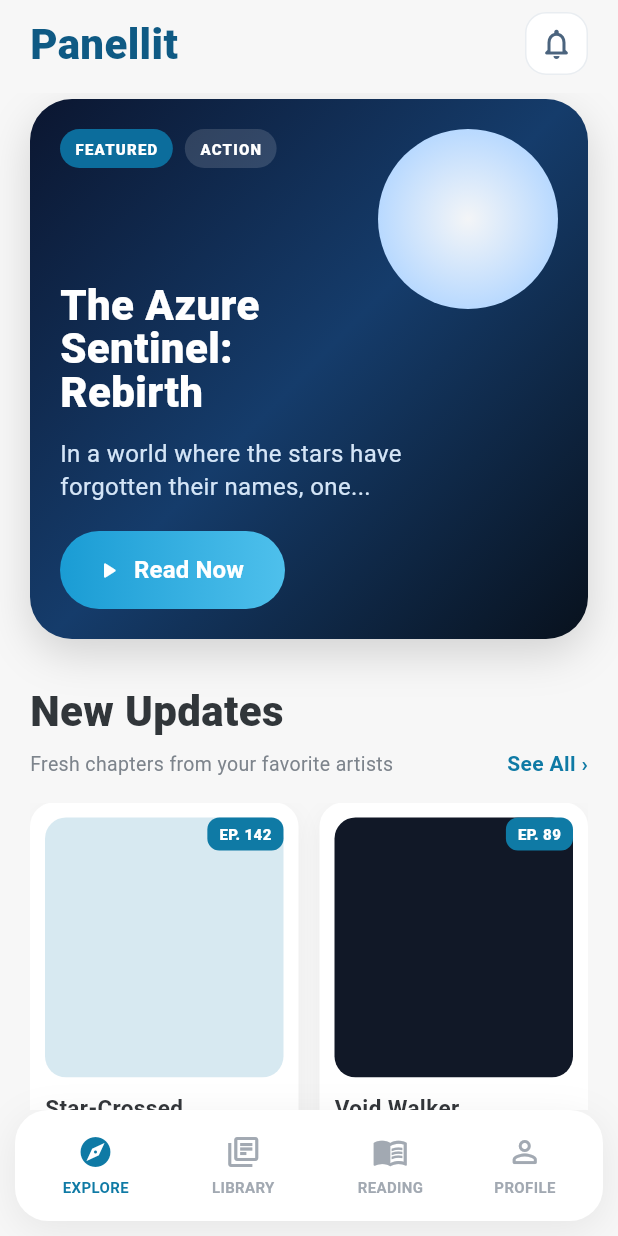
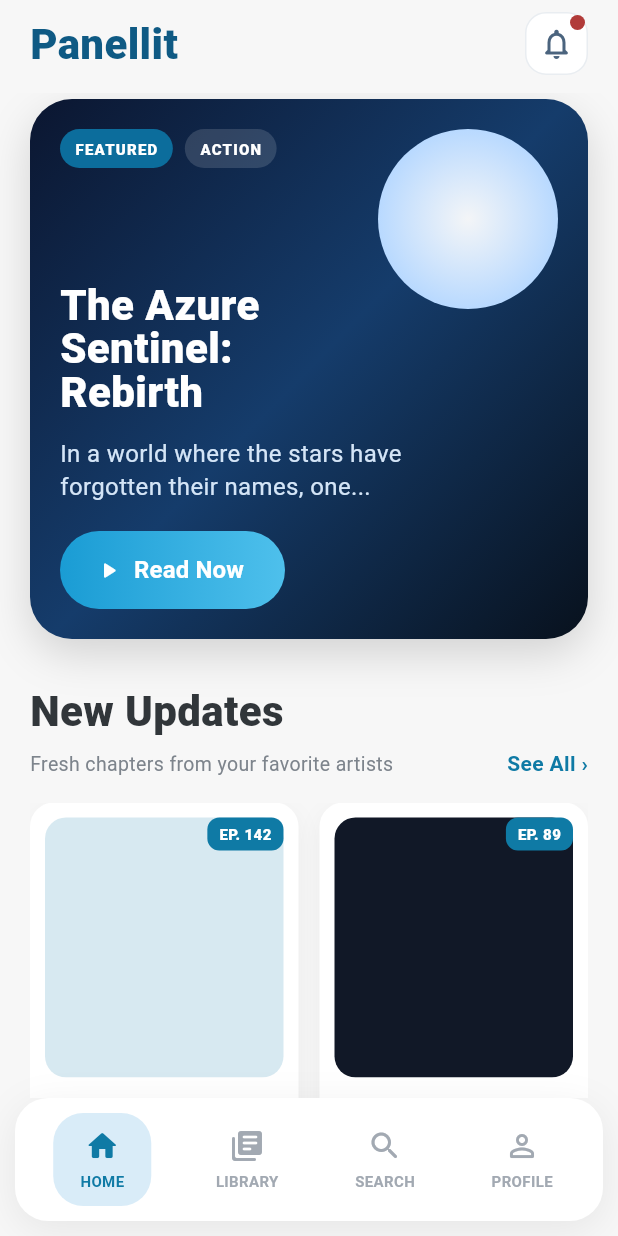
Before and after one commit to quangtu2509/Panellit-reading-app, a Flutter app: the screen it shows after launch, after a tap on "Login", on a phone screen of 412 x 824 dp. Run offline on Flutter 3.47's test engine with Material 3 defaults, Android fonts, the phone set to English and light mode, and no system bars.

Commit message:
Fix Home page

```diff
--- /dev/null
+++ b/lib/app/router/smooth_page_route.dart
@@ -0,0 +1,24 @@
+import 'package:flutter/material.dart';
+
+PageRouteBuilder<T> buildSmoothPageRoute<T>(Widget page) {
+  return PageRouteBuilder<T>(
+    transitionDuration: const Duration(milliseconds: 260),
+    reverseTransitionDuration: const Duration(milliseconds: 220),
+    pageBuilder: (context, animation, secondaryAnimation) => page,
+    transitionsBuilder: (context, animation, secondaryAnimation, child) {
+      final fade = CurvedAnimation(
+        parent: animation,
+        curve: Curves.easeOutCubic,
+      );
+      final slide = Tween<Offset>(
+        begin: const Offset(0.04, 0),
+        end: Offset.zero,
+      ).animate(fade);
+
+      return FadeTransition(
+        opacity: fade,
+        child: SlideTransition(position: slide, child: child),
+      );
+    },
+  );
+}
--- a/lib/features/home/data/home_mock_data.dart
+++ b/lib/features/home/data/home_mock_data.dart
@@ -78,3 +78,16 @@ const List<HomeNovelItem> kHomeTopWebnovels = [
     reads: '720k Reads',
   ),
 ];
+
+const List<HomeNotificationItem> kHomeNotifications = [
+  HomeNotificationItem(
+    type: HomeNotificationType.savedWorkChapterUpdate,
+    isUnread: true,
+    title: 'Shadow Realm Chronicles has a new chapter',
+  ),
+  HomeNotificationItem(
+    type: HomeNotificationType.general,
+    isUnread: false,
+    title: 'Weekly reading digest is ready',
+  ),
+];
--- a/lib/features/home/data/models/home_content_models.dart
+++ b/lib/features/home/data/models/home_content_models.dart
@@ -39,3 +39,17 @@ class HomeNovelItem {
     required this.reads,
   });
 }
+
+enum HomeNotificationType { savedWorkChapterUpdate, general }
+
+class HomeNotificationItem {
+  final HomeNotificationType type;
+  final bool isUnread;
+  final String title;
+
+  const HomeNotificationItem({
+    required this.type,
+    required this.isUnread,
+    required this.title,
+  });
+}
--- a/lib/features/home/presentation/pages/home_page.dart
+++ b/lib/features/home/presentation/pages/home_page.dart
@@ -1,15 +1,13 @@
 import 'package:flutter/material.dart';
 
+import '../../../../app/router/smooth_page_route.dart';
 import '../../../library/presentation/pages/library_page.dart';
 import '../../data/home_mock_data.dart';
+import '../../data/models/home_content_models.dart';
 import '../theme/home_colors.dart';
 import '../widgets/home_bottom_nav.dart';
-import '../widgets/home_featured_banner.dart';
-import '../widgets/home_novel_row.dart';
-import '../widgets/home_rank_card.dart';
-import '../widgets/home_section_header.dart';
+import '../widgets/home_page_content.dart';
 import '../widgets/home_top_bar.dart';
-import '../widgets/home_update_card.dart';
 
 class HomePage extends StatelessWidget {
   const HomePage({super.key});
@@ -21,84 +19,19 @@ class HomePage extends StatelessWidget {
       body: SafeArea(
         child: Column(
           children: [
-            const HomeTopBar(title: kHomeAppName),
+            HomeTopBar(
+              title: kHomeAppName,
+              hasUnreadNotifications: kHomeNotifications.any(
+                (notification) =>
+                    notification.type ==
+                        HomeNotificationType.savedWorkChapterUpdate &&
+                    notification.isUnread,
+              ),
+            ),
             Expanded(
-              child: ListView(
-                padding: const EdgeInsets.fromLTRB(20, 4, 20, 100),
-                children: [
-                  const HomeFeaturedBanner(
-                    title: kHomeFeaturedTitle,
-                    subtitle: kHomeFeaturedSubtitle,
-                  ),
-                  const SizedBox(height: 28),
-                  const HomeSectionHeader(
-                    title: 'New Updates',
-                    subtitle: 'Fresh chapters from your favorite artists',
-                    actionLabel: 'See All',
-                  ),
-                  const SizedBox(height: 16),
-                  SizedBox(
-                    height: 250,
-                    child: GridView.count(
-                      physics: const NeverScrollableScrollPhysics(),
-                      crossAxisCount: 2,
-                      crossAxisSpacing: 14,
-                      mainAxisSpacing: 14,
-                      childAspectRatio: 0.73,
-                      children: [
-                        HomeUpdateCard(item: kHomeUpdates[0]),
-                        HomeUpdateCard(item: kHomeUpdates[1]),
-                        HomeUpdateCard(item: kHomeUpdates[2]),
-                        const SizedBox.shrink(),
-                      ],
-                    ),
-                  ),
-                  const SizedBox(height: 24),
-                  const HomeSectionHeader(
-                    title: 'Popular Manga',
-                    subtitle: '',
-                    actionLabel: '',
-                  ),
-                  const SizedBox(height: 14),
-                  ...kHomePopularManga.map((item) {
-                    final index = kHomePopularManga.indexOf(item);
-                    return Padding(
-                      padding: EdgeInsets.only(
-                        bottom: index == kHomePopularManga.length - 1 ? 0 : 12,
-                      ),
-                      child: HomeRankCard(item: item),
-                    );
-                  }),
-                  const SizedBox(height: 24),
-                  const HomeSectionHeader(
-                    title: 'Top Webnovels',
-                    subtitle: '',
-                    actionLabel: '',
-                  ),
-                  const SizedBox(height: 14),
-                  Container(
-                    padding: const EdgeInsets.all(18),
-                    decoration: BoxDecoration(
-                      color: HomeColors.surface,
-                      borderRadius: BorderRadius.circular(22),
-                      boxShadow: const [
-                        BoxShadow(
-                          color: Color(0x0F000000),
-                          blurRadius: 24,
-                          offset: Offset(0, 8),
-                        ),
-                      ],
-                    ),
-                    child: Column(
-                      children: [
-                        HomeNovelRow(item: kHomeTopWebnovels[0]),
-                        HomeNovelRow(item: kHomeTopWebnovels[1]),
-                        HomeNovelRow(item: kHomeTopWebnovels[2]),
-                        HomeNovelRow(item: kHomeTopWebnovels[3], isLast: true),
-                      ],
-                    ),
-                  ),
-                ],
+              child: HomePageContent(
+                featuredTitle: kHomeFeaturedTitle,
+                featuredSubtitle: kHomeFeaturedSubtitle,
               ),
             ),
           ],
@@ -106,9 +39,9 @@ class HomePage extends StatelessWidget {
       ),
       bottomNavigationBar: HomeBottomNav(
         onLibraryTap: () {
-          Navigator.of(context).pushReplacement(
-            MaterialPageRoute(builder: (context) => const LibraryPage()),
-          );
+          Navigator.of(
+            context,
+          ).pushReplacement(buildSmoothPageRoute(const LibraryPage()));
         },
       ),
     );
--- a/lib/features/home/presentation/widgets/home_bottom_nav.dart
+++ b/lib/features/home/presentation/widgets/home_bottom_nav.dart
@@ -27,19 +27,16 @@ class HomeBottomNav extends StatelessWidget {
         mainAxisAlignment: MainAxisAlignment.spaceAround,
         children: [
           const _BottomNavItem(
-            icon: Icons.explore_rounded,
-            label: 'EXPLORE',
+            icon: Icons.home_rounded,
+            label: 'HOME',
             active: true,
           ),
           _BottomNavItem(
-            icon: Icons.library_books_outlined,
+            icon: Icons.library_books_rounded,
             label: 'LIBRARY',
             onTap: onLibraryTap,
           ),
-          const _BottomNavItem(
-            icon: Icons.menu_book_outlined,
-            label: 'READING',
-          ),
+          const _BottomNavItem(icon: Icons.search_rounded, label: 'SEARCH'),
           const _BottomNavItem(
             icon: Icons.person_outline_rounded,
             label: 'PROFILE',
@@ -66,7 +63,19 @@ class _BottomNavItem extends StatelessWidget {
   @override
   Widget build(BuildContext context) {
     final color = active ? HomeColors.primary : HomeColors.bottomInactive;
-    final content = Column(
+
+    final content = AnimatedContainer(
+      duration: const Duration(milliseconds: 220),
+      curve: Curves.easeOutCubic,
+      padding: EdgeInsets.symmetric(
+        horizontal: active ? 18 : 8,
+        vertical: active ? 10 : 6,
+      ),
+      decoration: BoxDecoration(
+        color: active ? const Color(0xFFD9ECF8) : Colors.transparent,
+        borderRadius: BorderRadius.circular(20),
+      ),
+      child: Column(
         mainAxisSize: MainAxisSize.min,
         children: [
           Icon(icon, color: color),
@@ -80,6 +89,7 @@ class _BottomNavItem extends StatelessWidget {
             ),
           ),
         ],
+      ),
     );
 
     if (onTap == null) {
@@ -88,11 +98,8 @@ class _BottomNavItem extends StatelessWidget {
 
     return InkWell(
       onTap: onTap,
-      borderRadius: BorderRadius.circular(14),
-      child: Padding(
-        padding: const EdgeInsets.symmetric(horizontal: 8, vertical: 6),
+      borderRadius: BorderRadius.circular(16),
       child: content,
-      ),
     );
   }
 }
--- a/lib/features/home/presentation/widgets/home_featured_banner.dart
+++ b/lib/features/home/presentation/widgets/home_featured_banner.dart
@@ -41,7 +41,7 @@ class HomeFeaturedBanner extends StatelessWidget {
                 shape: BoxShape.circle,
                 gradient: RadialGradient(
                   colors: [
-                    Colors.white.withOpacity(0.95),
+                    Colors.white.withValues(alpha: 0.95),
                     const Color(0xFFB8D9FF),
                   ],
                 ),
@@ -57,7 +57,7 @@ class HomeFeaturedBanner extends StatelessWidget {
                   const SizedBox(width: 8),
                   _Chip(
                     label: 'ACTION',
-                    backgroundColor: Colors.white.withOpacity(0.14),
+                    backgroundColor: Colors.white.withValues(alpha: 0.14),
                   ),
                 ],
               ),
--- /dev/null
+++ b/lib/features/home/presentation/widgets/home_page_content.dart
@@ -0,0 +1,33 @@
+import 'package:flutter/material.dart';
+
+import 'home_featured_banner.dart';
+import 'home_popular_manga_section.dart';
+import 'home_top_webnovels_section.dart';
+import 'home_updates_section.dart';
+
+class HomePageContent extends StatelessWidget {
+  final String featuredTitle;
+  final String featuredSubtitle;
+
+  const HomePageContent({
+    super.key,
+    required this.featuredTitle,
+    required this.featuredSubtitle,
+  });
+
+  @override
+  Widget build(BuildContext context) {
+    return ListView(
+      padding: const EdgeInsets.fromLTRB(20, 4, 20, 100),
+      children: [
+        HomeFeaturedBanner(title: featuredTitle, subtitle: featuredSubtitle),
+        const SizedBox(height: 28),
+        const HomeUpdatesSection(),
+        const SizedBox(height: 24),
+        const HomePopularMangaSection(),
+        const SizedBox(height: 24),
+        const HomeTopWebnovelsSection(),
+      ],
+    );
+  }
+}
--- /dev/null
+++ b/lib/features/home/presentation/widgets/home_popular_manga_section.dart
@@ -0,0 +1,33 @@
+import 'package:flutter/material.dart';
+
+import '../../data/home_mock_data.dart';
+import 'home_rank_card.dart';
+import 'home_section_header.dart';
+
+class HomePopularMangaSection extends StatelessWidget {
+  const HomePopularMangaSection({super.key});
+
+  @override
+  Widget build(BuildContext context) {
+    return Column(
+      crossAxisAlignment: CrossAxisAlignment.start,
+      children: [
+        const HomeSectionHeader(
+          title: 'Popular Manga',
+          subtitle: '',
+          actionLabel: '',
+        ),
+        const SizedBox(height: 14),
+        ...kHomePopularManga.map((item) {
+          final index = kHomePopularManga.indexOf(item);
+          return Padding(
+            padding: EdgeInsets.only(
+              bottom: index == kHomePopularManga.length - 1 ? 0 : 12,
+            ),
+            child: HomeRankCard(item: item),
+          );
+        }),
+      ],
+    );
+  }
+}
--- a/lib/features/home/presentation/widgets/home_top_bar.dart
+++ b/lib/features/home/presentation/widgets/home_top_bar.dart
@@ -4,8 +4,13 @@ import '../theme/home_colors.dart';
 
 class HomeTopBar extends StatelessWidget {
   final String title;
+  final bool hasUnreadNotifications;
 
-  const HomeTopBar({super.key, required this.title});
+  const HomeTopBar({
+    super.key,
+    required this.title,
+    required this.hasUnreadNotifications,
+  });
 
   @override
   Widget build(BuildContext context) {
@@ -22,6 +27,9 @@ class HomeTopBar extends StatelessWidget {
               color: HomeColors.brand,
             ),
           ),
+          Stack(
+            clipBehavior: Clip.none,
+            children: [
               Container(
                 width: 42,
                 height: 42,
@@ -35,6 +43,21 @@ class HomeTopBar extends StatelessWidget {
                   color: HomeColors.mutedIcon,
                 ),
               ),
+              if (hasUnreadNotifications)
+                Positioned(
+                  right: 2,
+                  top: 2,
+                  child: Container(
+                    width: 10,
+                    height: 10,
+                    decoration: const BoxDecoration(
+                      color: Color(0xFFB13B39),
+                      shape: BoxShape.circle,
+                    ),
+                  ),
+                ),
+            ],
+          ),
         ],
       ),
     );
--- /dev/null
+++ b/lib/features/home/presentation/widgets/home_top_webnovels_section.dart
@@ -0,0 +1,47 @@
+import 'package:flutter/material.dart';
+
+import '../../data/home_mock_data.dart';
+import '../theme/home_colors.dart';
+import 'home_novel_row.dart';
+import 'home_section_header.dart';
+
+class HomeTopWebnovelsSection extends StatelessWidget {
+  const HomeTopWebnovelsSection({super.key});
+
+  @override
+  Widget build(BuildContext context) {
+    return Column(
+      crossAxisAlignment: CrossAxisAlignment.start,
+      children: [
+        const HomeSectionHeader(
+          title: 'Top Webnovels',
+          subtitle: '',
+          actionLabel: '',
+        ),
+        const SizedBox(height: 14),
+        Container(
+          padding: const EdgeInsets.all(18),
+          decoration: BoxDecoration(
+            color: HomeColors.surface,
+            borderRadius: BorderRadius.circular(22),
+            boxShadow: const [
+              BoxShadow(
+                color: Color(0x0F000000),
+                blurRadius: 24,
+                offset: Offset(0, 8),
+              ),
+            ],
+          ),
+          child: Column(
+            children: [
+              HomeNovelRow(item: kHomeTopWebnovels[0]),
+              HomeNovelRow(item: kHomeTopWebnovels[1]),
+              HomeNovelRow(item: kHomeTopWebnovels[2]),
+              HomeNovelRow(item: kHomeTopWebnovels[3], isLast: true),
+            ],
+          ),
+        ),
+      ],
+    );
+  }
+}
--- /dev/null
+++ b/lib/features/home/presentation/widgets/home_updates_section.dart
@@ -0,0 +1,40 @@
+import 'package:flutter/material.dart';
+
+import '../../data/home_mock_data.dart';
+import 'home_section_header.dart';
+import 'home_update_card.dart';
+
+class HomeUpdatesSection extends StatelessWidget {
+  const HomeUpdatesSection({super.key});
+
+  @override
+  Widget build(BuildContext context) {
+    return Column(
+      crossAxisAlignment: CrossAxisAlignment.start,
+      children: [
+        const HomeSectionHeader(
+          title: 'New Updates',
+          subtitle: 'Fresh chapters from your favorite artists',
+          actionLabel: 'See All',
+        ),
+        const SizedBox(height: 16),
+        SizedBox(
+          height: 250,
+          child: GridView.count(
+            physics: const NeverScrollableScrollPhysics(),
+            crossAxisCount: 2,
+            crossAxisSpacing: 14,
+            mainAxisSpacing: 14,
+            childAspectRatio: 0.73,
+            children: [
+              HomeUpdateCard(item: kHomeUpdates[0]),
+              HomeUpdateCard(item: kHomeUpdates[1]),
+              HomeUpdateCard(item: kHomeUpdates[2]),
+              const SizedBox.shrink(),
+            ],
+          ),
+        ),
+      ],
+    );
+  }
+}
```
Lines whose indentation alone changed are shown as unchanged.
